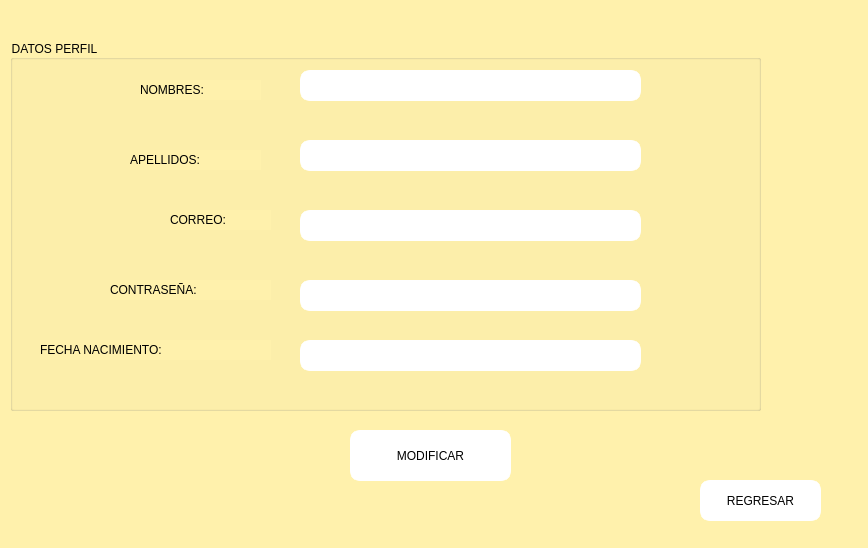
Above: FASE 2/Fase2/modificaradmin.ui from EsdrasBautista/-EDD-Proyecto_202100301 before the change. Below: the same form after it.
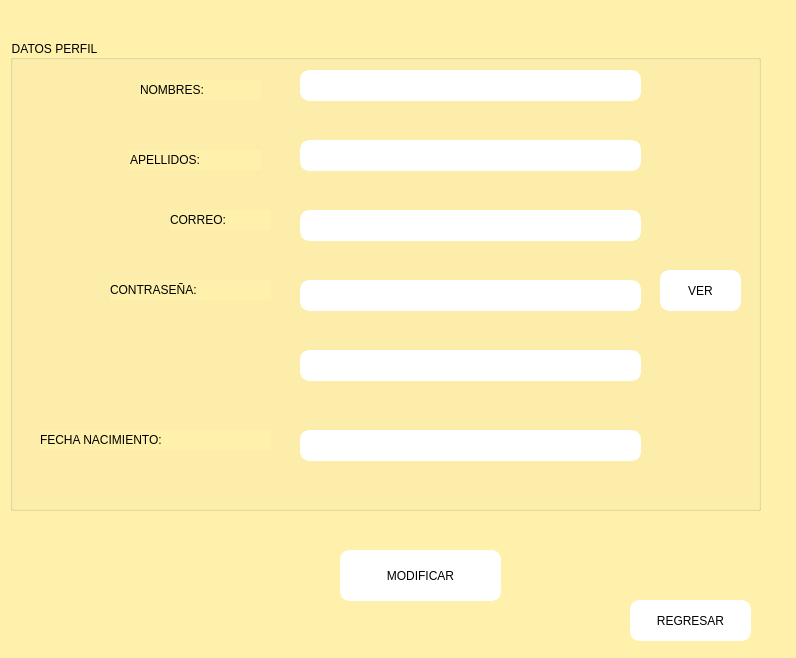
That is the form after the change.

```diff
--- a/FASE 2/Fase2/modificaradmin.ui
+++ b/FASE 2/Fase2/modificaradmin.ui
@@ -6,8 +6,8 @@
    <rect>
     <x>0</x>
     <y>0</y>
-    <width>868</width>
-    <height>548</height>
+    <width>796</width>
+    <height>658</height>
    </rect>
   </property>
   <property name="windowTitle">
@@ -24,7 +24,7 @@
       <x>10</x>
       <y>40</y>
       <width>751</width>
-      <height>371</height>
+      <height>471</height>
      </rect>
     </property>
     <property name="styleSheet">
@@ -120,7 +120,7 @@
      <property name="geometry">
       <rect>
        <x>30</x>
-       <y>300</y>
+       <y>390</y>
        <width>231</width>
        <height>20</height>
       </rect>
@@ -152,7 +152,7 @@
      <property name="geometry">
       <rect>
        <x>290</x>
-       <y>240</y>
+       <y>310</y>
        <width>341</width>
        <height>31</height>
       </rect>
@@ -171,7 +171,7 @@
      <property name="geometry">
       <rect>
        <x>290</x>
-       <y>300</y>
+       <y>390</y>
        <width>341</width>
        <height>31</height>
       </rect>
@@ -202,12 +202,57 @@
 border-radius: 10px;</string>
      </property>
     </widget>
+    <widget class="QLineEdit" name="txtEncrip">
+     <property name="enabled">
+      <bool>false</bool>
+     </property>
+     <property name="geometry">
+      <rect>
+       <x>290</x>
+       <y>240</y>
+       <width>341</width>
+       <height>31</height>
+      </rect>
+     </property>
+     <property name="styleSheet">
+      <string notr="true">font: 600 11pt &quot;Segoe UI Variable Display Semib&quot;;
+border: 5px solid white;
+background-color: rgb(255, 255, 255);
+border-radius: 10px;</string>
+     </property>
+     <property name="echoMode">
+      <enum>QLineEdit::EchoMode::Normal</enum>
+     </property>
+    </widget>
+    <widget class="QPushButton" name="btnVer">
+     <property name="geometry">
+      <rect>
+       <x>650</x>
+       <y>230</y>
+       <width>81</width>
+       <height>41</height>
+      </rect>
+     </property>
+     <property name="cursor">
+      <cursorShape>PointingHandCursor</cursorShape>
+     </property>
+     <property name="styleSheet">
+      <string notr="true">font: 900 10pt &quot;Segoe UI Black&quot;;
+border: 5px solid white;
+background-color: rgb(255, 255, 255);
+border-radius: 10px;
+</string>
+     </property>
+     <property name="text">
+      <string>VER</string>
+     </property>
+    </widget>
    </widget>
    <widget class="QPushButton" name="btnModificar">
     <property name="geometry">
      <rect>
-      <x>350</x>
-      <y>430</y>
+      <x>340</x>
+      <y>550</y>
       <width>161</width>
       <height>51</height>
      </rect>
@@ -228,8 +273,8 @@
    <widget class="QPushButton" name="btnRegresar">
     <property name="geometry">
      <rect>
-      <x>700</x>
-      <y>480</y>
+      <x>630</x>
+      <y>600</y>
       <width>121</width>
       <height>41</height>
      </rect>
```
